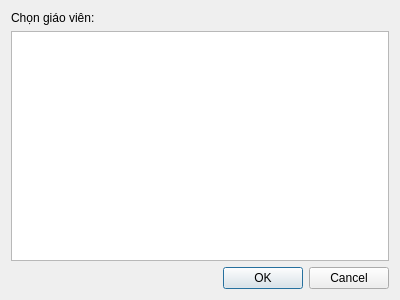
The window that src/views/studentviews/teacherlistviewer.ui (HuyenTranggg/Meeting_Scheduler_App) describes before a commit, drawn with Qt 5.
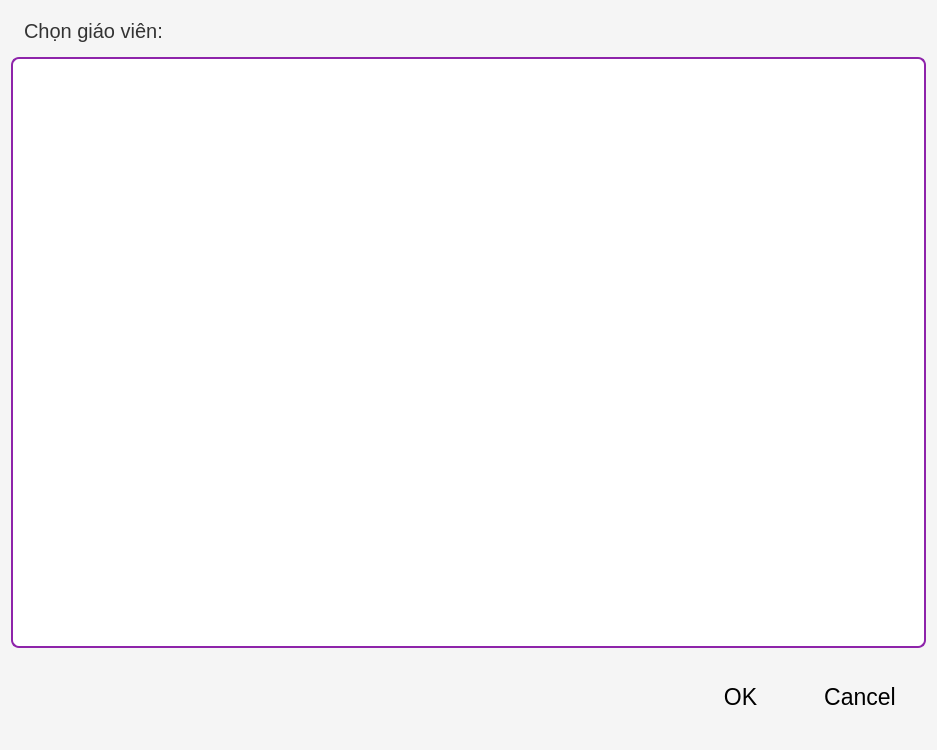
The same window after the commit.

Commit message: style lai giao dien

```diff
--- a/src/views/studentviews/teacherlistviewer.ui
+++ b/src/views/studentviews/teacherlistviewer.ui
@@ -6,13 +6,47 @@
    <rect>
     <x>0</x>
     <y>0</y>
-    <width>400</width>
-    <height>300</height>
+    <width>937</width>
+    <height>750</height>
    </rect>
   </property>
   <property name="windowTitle">
    <string>Danh sách giáo viên</string>
   </property>
+  <property name="styleSheet">
+   <string notr="true">
+    QDialog {
+        background-color: #f5f5f5;
+        font-family: 'Segoe UI', Arial;
+    }
+    QLabel {
+        color: #333333;
+        font-size: 15pt;
+        padding: 8px;
+    }
+    QListWidget {
+        background-color: white;
+        border: 2px solid #8e24aa;
+        border-radius: 8px;
+        font-size: 14pt;
+        padding: 8px;
+    }
+    QListWidget::item {
+        padding: 10px;
+        margin: 4px;
+    }
+    QListWidget::item:selected {
+        background-color: #8e24aa;
+        color: white;
+    }
+    QPushButton {
+        font-size: 17pt;
+        padding: 15px 30px;
+        border-radius: 8px;
+        min-height: 55px;
+    }
+   </string>
+  </property>
   <layout class="QVBoxLayout" name="verticalLayout">
    <item>
     <widget class="QLabel" name="label">
```
The commit also changes 26 other files.
